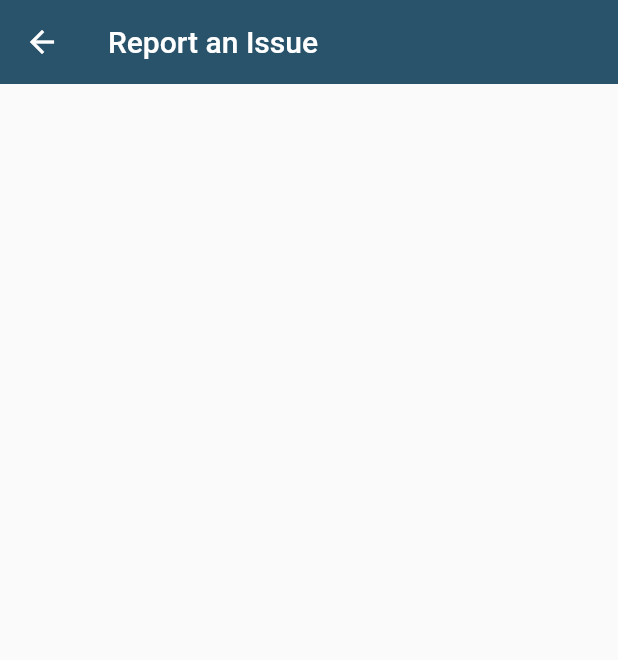
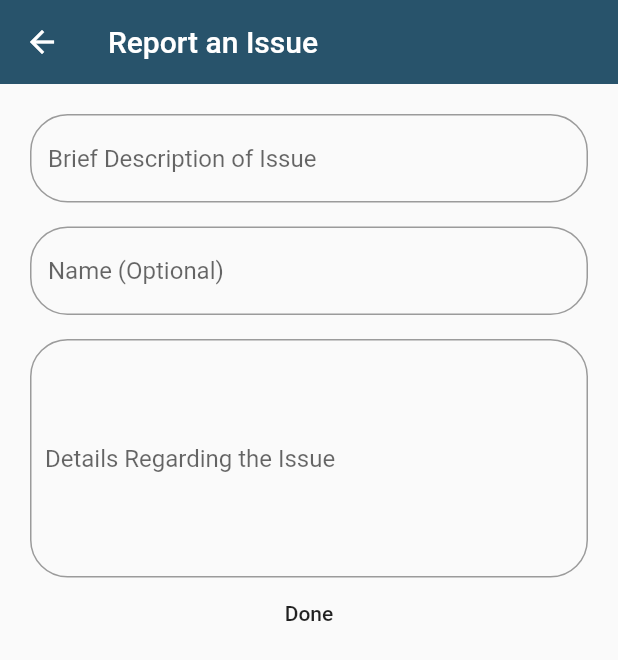
Before and after one commit to varunan-vara/Cranberry, a Flutter app: the IssuePage screen opened directly, on a phone screen of 412 x 824 dp. Shown: the top 660 px of the screen. Run offline on Flutter 3.47's test engine with Material 2 defaults, Android fonts, the phone set to English and light mode, and no system bars; our stand-ins replace flutter_svg; missing offline and left inert: app_settings, flutter_email_sender.

Commit message:
Finished Settings Page

```diff
--- a/lib/pages/Settings/settings.dart
+++ b/lib/pages/Settings/settings.dart
@@ -2,6 +2,7 @@ import 'package:cranberry/godfile.dart';
 import 'package:flutter/cupertino.dart';
 import 'package:flutter/material.dart';
 import 'package:app_settings/app_settings.dart';
+import 'package:flutter_email_sender/flutter_email_sender.dart';
 
 class Settings extends StatelessWidget {
 
@@ -52,7 +53,10 @@ class Settings extends StatelessWidget {
               title: Text("Leave a Rating"),
               subtitle: Text("A Rating on the App Store would be very helpful!"),
               onTap: (){
-
+                showDialog(context: context,
+                builder: (BuildContext context) {
+                  return Rating();
+                });
               },
             ),
           ],
@@ -157,18 +161,147 @@ class IssuePage extends StatefulWidget{
 }
 
 class Issue extends State<IssuePage>{
+  final _formKey = GlobalKey<FormState>();
+
+  var body;
+  var subject;
+
+  Future<void> sendEmail() async {
+    final Email email = Email(
+      body: "An Issue has been reported for CranBerry! \n Issue: " + body,
+      subject: 'Cranberry - Issue - ' + subject,
+      recipients: ['varunanvara@gmail.com'],
+      isHTML: false,
+    );
+
+    await FlutterEmailSender.send(email);
+    print("Successfully Sent Email");
+  }
   @override
   Widget build(BuildContext context){
     return Scaffold(
+      resizeToAvoidBottomPadding: false,
       appBar: AppBar(
         elevation: 0,
         title: Text("Report an Issue"),
       ),
-      body: Column(
-        children: <Widget>[
-
-        ],
+      body: Form(
+          key: _formKey,
+          child: Padding(
+            padding: EdgeInsets.all(20),
+            child: Column(
+                children: <Widget>[
+                  TextFormField(
+                      decoration: InputDecoration(
+                        border: new OutlineInputBorder(
+                          borderRadius: new BorderRadius.circular(25.0),
+                          borderSide: new BorderSide(
+                          ),),
+                        fillColor: Color.fromRGBO(126, 168, 190, 0.5),
+                        hoverColor: Color.fromRGBO(126, 168, 190, 1),
+                        focusColor: Color.fromRGBO(40, 83, 107, 1),
+                        hintText: "Brief Description of Issue",
+                      ),
+                      validator: (value) {
+                        if (value.isEmpty) {
+                          return 'Please enter some text';
+                        } else {
+                          setState(() {
+                            subject = value;
+                          });
+                        }
+                        return null;
+                      }
+                  ),
+                  Text(""),
+                  TextFormField(
+                      decoration: InputDecoration(
+                      border: new OutlineInputBorder(
+                          borderRadius: new BorderRadius.circular(25.0),
+                          borderSide: new BorderSide(
+                          ),),
+                        fillColor: Color.fromRGBO(126, 168, 190, 0.5),
+                        hoverColor: Color.fromRGBO(126, 168, 190, 1),
+                        focusColor: Color.fromRGBO(40, 83, 107, 1),
+                        hintText: "Name (Optional)"
+                      ),
+                      validator: (value) {
+                        if (value.isEmpty) {
+                          return 'Please enter some text';
+                        }
+                        return null;
+                      }
+                  ),
+                  Text(""),
+                  TextFormField(
+                      decoration: InputDecoration(
+                        contentPadding: EdgeInsets.symmetric(vertical: 70, horizontal: 10),
+                        border: new OutlineInputBorder(
+                          borderRadius: new BorderRadius.circular(25.0),
+                          borderSide: new BorderSide(
+                          ),),
+                        fillColor: Color.fromRGBO(126, 168, 190, 0.5),
+                        hoverColor: Color.fromRGBO(126, 168, 190, 1),
+                        focusColor: Color.fromRGBO(40, 83, 107, 1),
+                        hintText: "Details Regarding the Issue",
+                      ),
+                      validator: (value) {
+                        if (value.isEmpty) {
+                          return 'Please enter some text';
+                        } else {
+                          setState(() {
+                            body = value;
+                          });
+                        }
+                        return null;
+                      }
+                  ),
+                  FlatButton(
+                    child: Text("Done"),
+                    onPressed: () {
+                      showDialog(
+                        context: context,
+                        builder: (BuildContext context) {
+                          return AlertDialog(
+                            title: Text("Thank you for reporting the issue!"),
+                            content: Text("We will do what we can to address the problem"),
+                            actions: <Widget>[
+                              FlatButton(
+                                onPressed: () {
+                                  Navigator.pop(context, true);
+                                  Navigator.pop(context);
+                                },
+                                child: Text("Done"),
+                              ),
+                            ],
+                          );
+                        }
+                      );
+                      sendEmail();
+                    },
+                  ),
+                ]
+            ),
+          ),
       ),
     );
   }
 }
+
+class Rating extends StatelessWidget {
+  @override
+  Widget build(BuildContext context) {
+    return AlertDialog(
+      title: Text("This App is not on the Play Store!!"),
+      content: Text("Try again later"),
+      actions: <Widget>[
+        FlatButton(
+          onPressed: () {
+            Navigator.pop(context, true);
+          },
+          child: Text("Done"),
+        ),
+      ],
+    );
+  }
+}
--- a/pubspec.yaml
+++ b/pubspec.yaml
@@ -24,6 +24,7 @@ dependencies:
   flutter:
     sdk: flutter
   app_settings: 4.0.1+1
+  flutter_email_sender: ^3.0.1
 
 
   # The following adds the Cupertino Icons font to your application.
```
Also changed, not shown: pubspec.lock.
